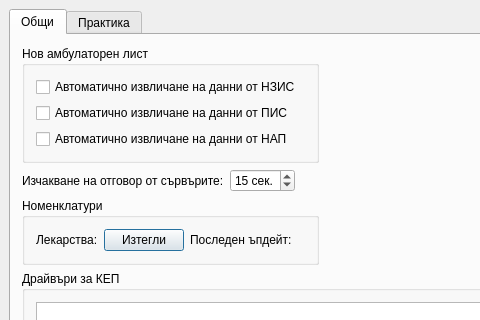
Above: src/View/Widgets/SettingsDialog.ui from thefinalcutbg/DinoDent before the change; both pictures show x 0 to 480 and y 0 to 320 of the 819 by 653 pixel window. Below: the same form after it.
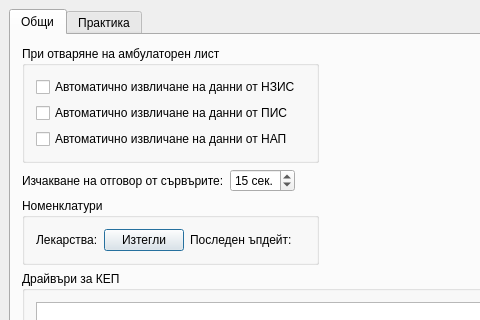
That is the form after the change. Custom widgets are drawn as their Qt base class.

Commit message: Practice manage pass prompt when no password removed

Patch:
```diff
--- a/src/View/Widgets/SettingsDialog.ui
+++ b/src/View/Widgets/SettingsDialog.ui
@@ -49,7 +49,7 @@
            <item>
             <widget class="QGroupBox" name="groupBox">
              <property name="title">
-              <string>Нов амбулаторен лист</string>
+              <string>При отваряне на амбулаторен лист</string>
              </property>
              <layout class="QVBoxLayout" name="verticalLayout_2">
               <item>
```
The commit also changes 1 other file.
